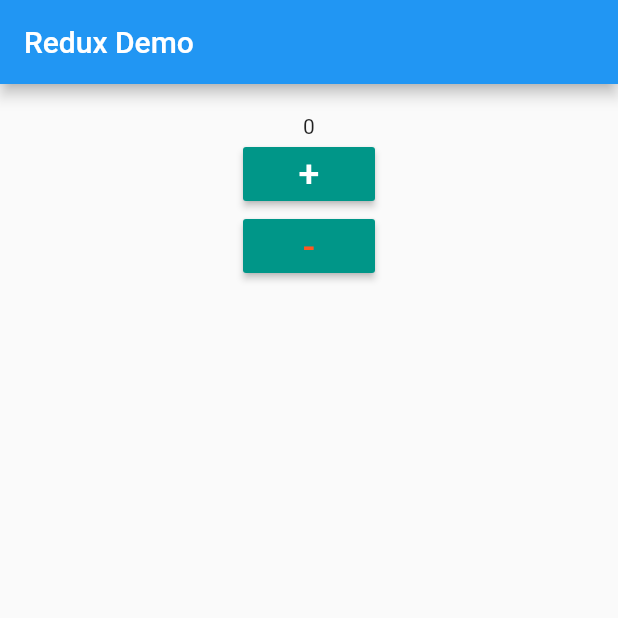
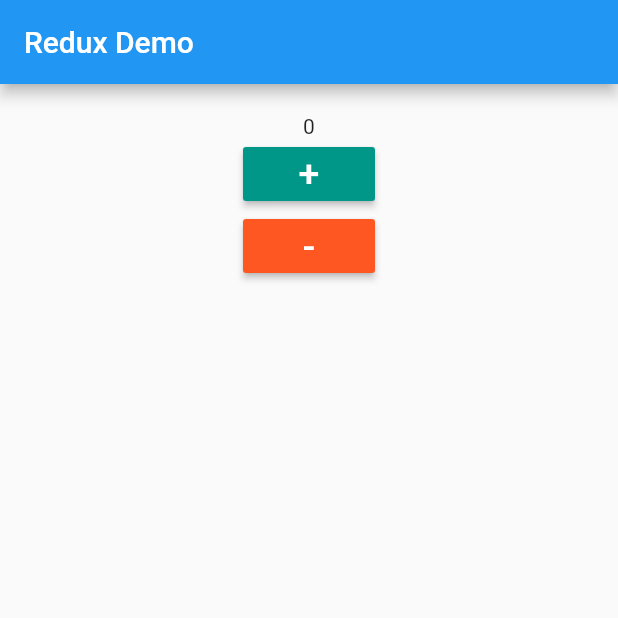
Before and after one commit to mboeddeker/Redux_Example_Flutter, a Flutter app: the screen it shows after launch, on a phone screen of 412 x 824 dp, the top half of it. Run offline on Flutter 3.47's test engine with Material 2 defaults, Android fonts, the phone set to English and light mode, and no system bars; our stand-ins replace flutter_redux, redux, redux_thunk.

```diff
--- a/lib/components/MainBody.dart
+++ b/lib/components/MainBody.dart
@@ -3,38 +3,26 @@ import 'package:redux_example/redux/AppState.dart';
 import 'package:redux_example/redux/Actions.dart';
 import 'package:flutter_redux/flutter_redux.dart';
 
+enum BUTTONCASE { INCREMENT, DECREMENT }
+
 class MainBody extends StatelessWidget {
-  Widget _incrementButton() {
+  Widget _createButton(BUTTONCASE buttoncase) {
     return StoreConnector<AppState, VoidCallback>(
       converter: (store) {
-        return () => store.dispatch(IncrementAction(1));
+        return buttoncase == BUTTONCASE.INCREMENT
+            ? () => store.dispatch(incrementAsyncAction)
+            : () => store.dispatch(decrementAsyncAfter(Duration(seconds: 6)));
       },
       builder: (context, method) {
         return RaisedButton(
           onPressed: method,
           child: Text(
-            '+',
+            buttoncase == BUTTONCASE.INCREMENT ? '+' : '-',
             style: TextStyle(fontSize: 25, color: Colors.white),
           ),
-          color: Colors.teal,
-        );
-      },
-    );
-  }
-
-  Widget _decrementButton() {
-    return StoreConnector<AppState, VoidCallback>(
-      converter: (store) {
-        return () => store.dispatch(DecrementAction(1));
-      },
-      builder: (context, method) {
-        return RaisedButton(
-          onPressed: method,
-          child: Text(
-            '-',
-            style: TextStyle(fontSize: 25, color: Colors.deepOrange),
-          ),
-          color: Colors.teal,
+          color: buttoncase == BUTTONCASE.INCREMENT
+              ? Colors.teal
+              : Colors.deepOrange,
         );
       },
     );
@@ -52,8 +40,8 @@ class MainBody extends StatelessWidget {
                   converter: (store) => store.state.counter.toString(),
                   builder: (context, currenCount) => Text(currenCount),
                 )),
-            _incrementButton(),
-            _decrementButton()
+            _createButton(BUTTONCASE.INCREMENT),
+            _createButton(BUTTONCASE.DECREMENT)
           ],
         ),
       ),
--- a/lib/redux/Actions.dart
+++ b/lib/redux/Actions.dart
@@ -1,3 +1,7 @@
+import 'package:redux/redux.dart';
+import 'package:redux_thunk/redux_thunk.dart';
+import 'package:redux_example/redux/AppState.dart';
+
 abstract class ReduxAction<T> {
   T payload;
 
@@ -11,3 +15,17 @@ class IncrementAction extends ReduxAction<int> {
 class DecrementAction extends ReduxAction<int> {
   DecrementAction(int number) : super(number);
 }
+
+final incrementAsyncAction = (Store<AppState> store) async {
+  final value =
+      await Future.delayed(Duration(seconds: 2), () => IncrementAction(1));
+
+  store.dispatch(value);
+};
+
+ThunkAction<AppState> decrementAsyncAfter(Duration duration) {
+  return (Store<AppState> store) async {
+    final value = await Future.delayed(duration, () => DecrementAction(1));
+    store.dispatch(value);
+  };
+}
```
